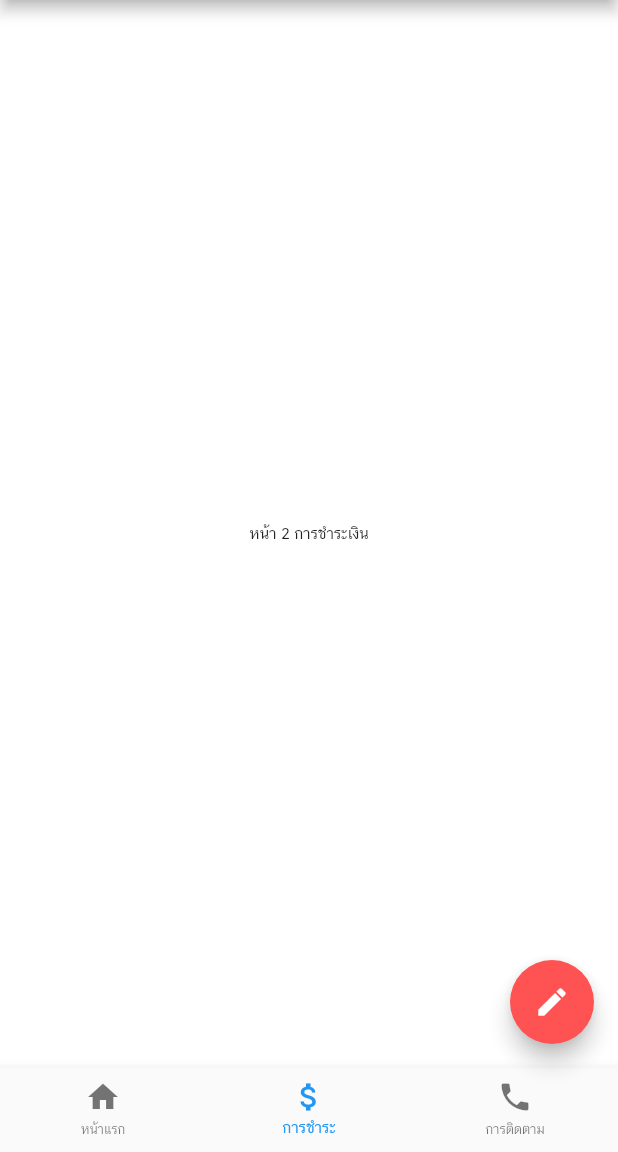
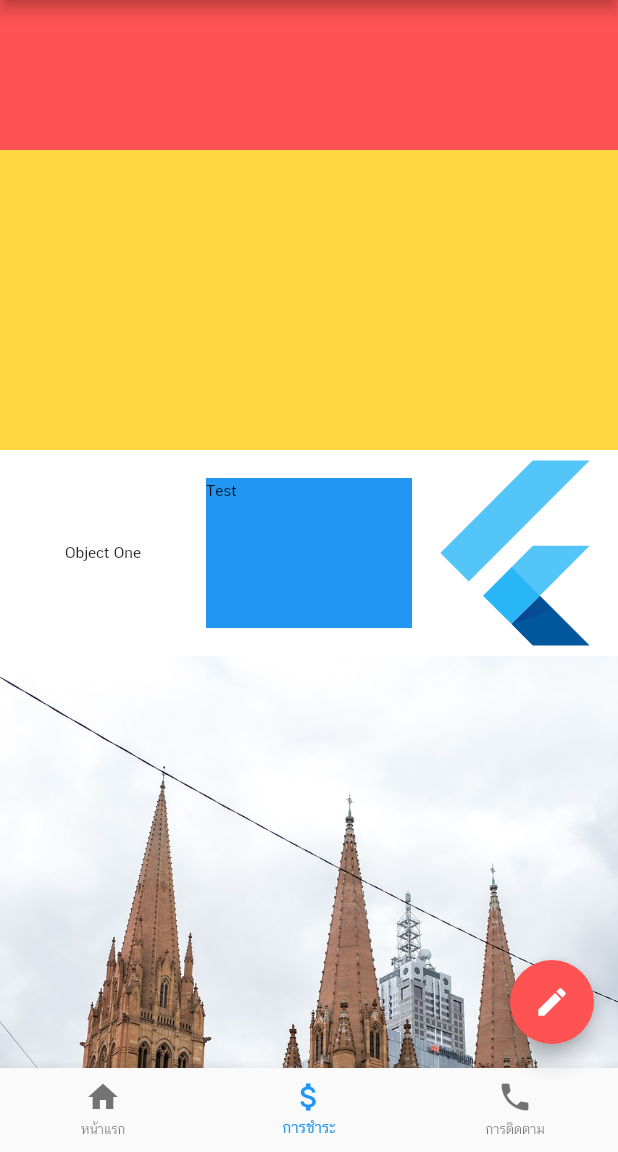
Before and after one commit to bugkias/flutter, a Flutter app: the screen it shows after launch, item 2 of the bottom bar chosen, on a phone screen of 412 x 824 dp, the part 84-1236 px from its top. Run offline on Flutter 3.47's test engine with Material 2 defaults, Android fonts, the phone set to English and light mode, and no system bars; network calls fail.

Commit message:
Column and Row Layouts

```diff
--- a/lib/screens/payment_screen.dart
+++ b/lib/screens/payment_screen.dart
@@ -8,8 +8,45 @@ class PaymentScreen extends StatefulWidget {
 class _PaymentScreenState extends State<PaymentScreen> {
   @override
   Widget build(BuildContext context) {
-    return Center(
-      child: Text('หน้า 2 การชำระเงิน'),
+    return ListView(
+      children: <Widget>[
+        Column(
+          mainAxisAlignment: MainAxisAlignment.start,
+          children: <Widget>[
+            Container(
+              height: 100.0,
+              color: Colors.redAccent,
+            ),
+            Container(
+              height: 200.0,
+              color: Colors.amberAccent,
+            ),
+            new Row(
+              children: <Widget>[
+                new Expanded(
+                  child: new Text('Object One', textAlign: TextAlign.center),
+                ),
+                new Expanded(
+                  child: new Container(
+                    height: 100.0,
+                    color: Colors.blue,
+                    child: Text('Test'),
+                  ),
+                ),
+                new Expanded(
+                  child: new FittedBox(
+                    fit: BoxFit.contain, // otherwise the logo will be tiny
+                    child: const FlutterLogo(),
+                  ),
+                ),
+              ],
+            ),
+            Container(
+              child: Image(image: AssetImage('assets/images/melbourne.jpg')),
+            ),
+          ],
+        )
+      ],
     );
   }
 }
```
